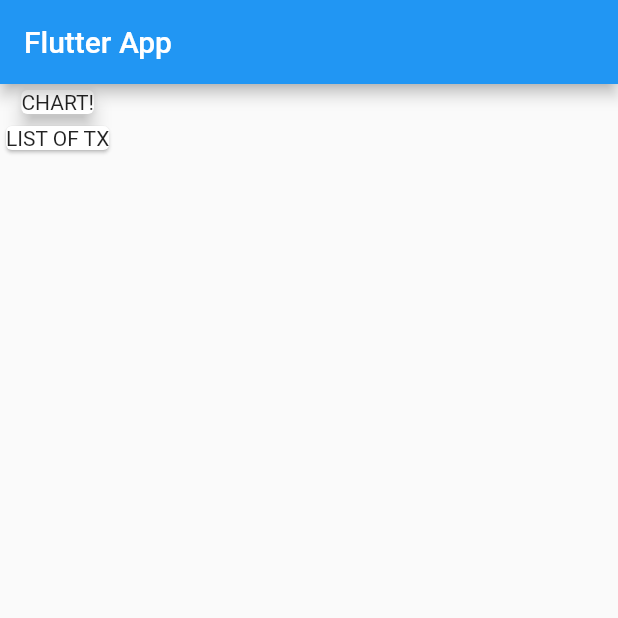
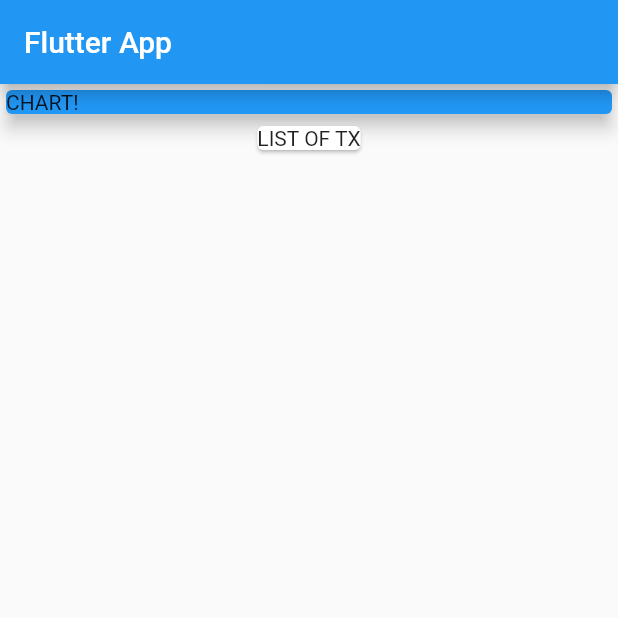
Before and after one commit to fdorado985/expense_planner_flutter, a Flutter app: the screen it shows after launch, on a phone screen of 412 x 824 dp, the top half of it. Run offline on Flutter 3.47's test engine with Material 2 defaults, Android fonts, the phone set to English and light mode, and no system bars.

Commit message:
Change the card color and add the text on container to use the whole space

```diff
--- a/lib/main.dart
+++ b/lib/main.dart
@@ -22,7 +22,11 @@ class MyHomePage extends StatelessWidget {
       body: Column(
         children: [
           Card(
-            child: Text('CHART!'),
+            color: Colors.blue,
+            child: Container(
+              width: double.infinity,
+              child: Text('CHART!'),
+            ),
             elevation: 5,
           ),
           Card(
```
